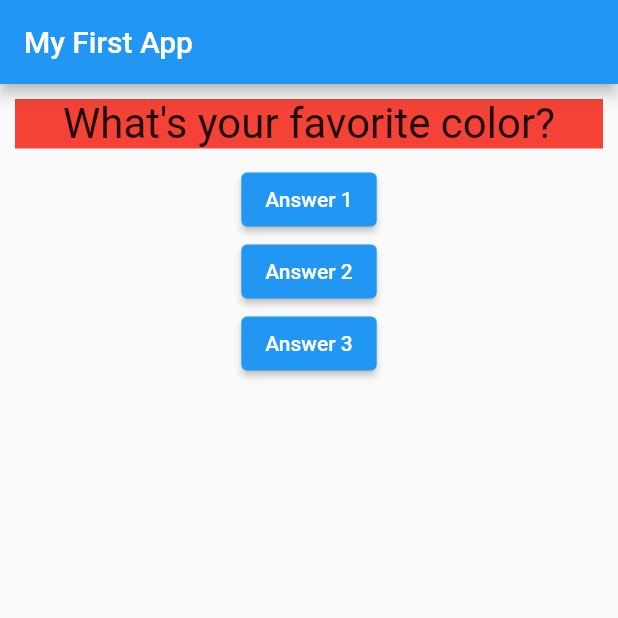
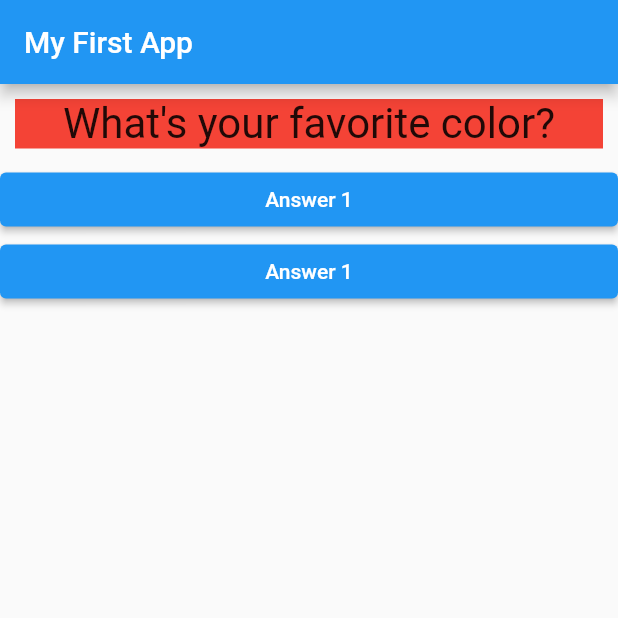
Before and after one commit to kong-hub/Flutter-Guide-Udemy, a Flutter app: the screen it shows after launch, on a phone screen of 412 x 824 dp, the top half of it. Run offline on Flutter 3.47's test engine with Material 2 defaults, Android fonts, the phone set to English and light mode, and no system bars.

Commit message:
Added Answer widget and passing the callback

```diff
--- /dev/null
+++ b/lib/answer.dart
@@ -0,0 +1,16 @@
+import 'package:flutter/material.dart';
+
+class Answer extends StatelessWidget {
+  final Function selectHandler;
+  Answer(this.selectHandler);
+  @override
+  Widget build(BuildContext context) {
+    return Container(
+      width: double.infinity,
+      child: ElevatedButton(
+        child: Text('Answer 1'),
+        onPressed: selectHandler,
+      ),
+    );
+  }
+}
--- a/lib/main.dart
+++ b/lib/main.dart
@@ -1,4 +1,5 @@
 import 'package:flutter/material.dart';
+import 'package:flutter_guide_udemy/answer.dart';
 import './question.dart';
 
 void main() {
@@ -38,9 +39,8 @@ class _MyAppState extends State<MyApp> {
             Question(
               questionText: questions[_questionIndex],
             ),
-            ElevatedButton(onPressed: answerQuestion, child: Text('Answer 1')),
-            ElevatedButton(onPressed: answerQuestion, child: Text('Answer 2')),
-            ElevatedButton(onPressed: answerQuestion, child: Text('Answer 3'))
+            Answer(answerQuestion),
+            Answer(answerQuestion)
           ],
         ),
       ),
```
